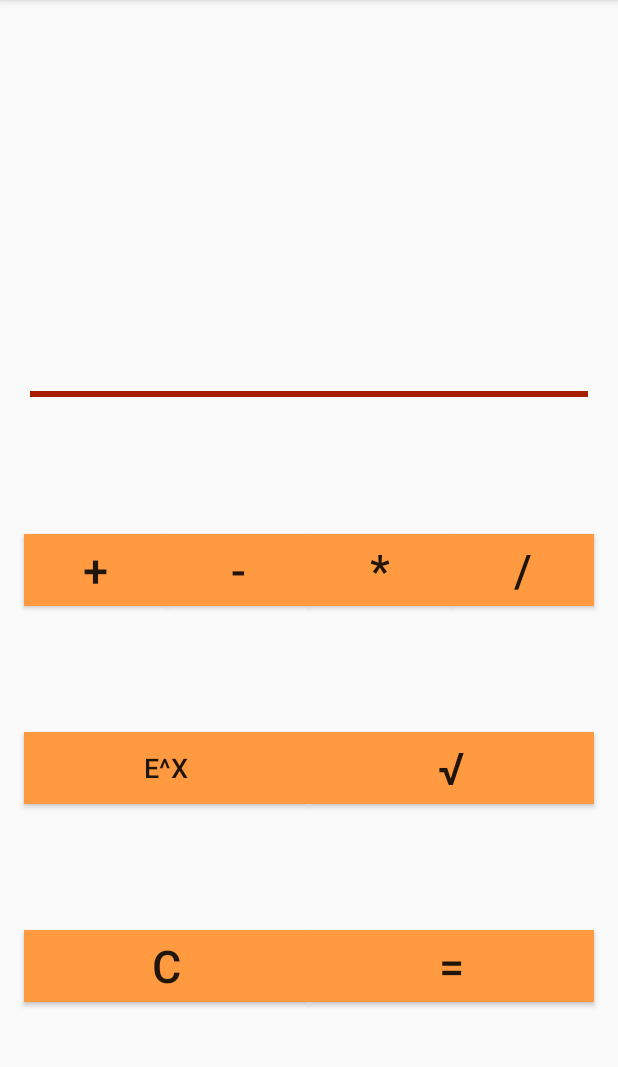
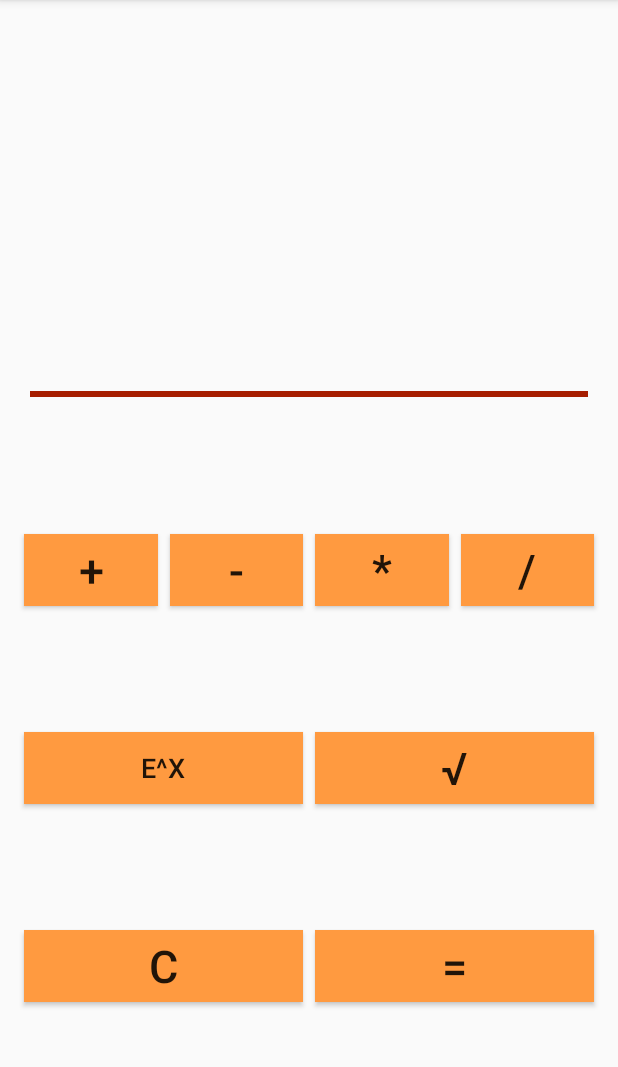
Before and after one commit to Kiatsko/MyCalc, an Android app: the screen it shows after launch (MainActivity), on a phone screen of 412 x 824 dp, the part 84-1151 px from its top. Run offline under Robolectric (Android 15) with nearby library versions, the phone set to English and light mode, and no system bars.

Commit message:
making .apk file 2

```diff
--- a/app/src/main/res/layout/activity_main.xml
+++ b/app/src/main/res/layout/activity_main.xml
@@ -29,6 +29,7 @@
         android:layout_width="0dp"
         android:layout_height="wrap_content"
         android:layout_marginStart="16dp"
+        android:layout_marginEnd="4dp"
         android:layout_marginBottom="16dp"
         android:background="@color/colorPrimary"
         android:fontFamily="sans-serif-medium"
@@ -45,6 +46,7 @@
         android:layout_width="0dp"
         android:layout_height="wrap_content"
         android:layout_marginStart="16dp"
+        android:layout_marginEnd="4dp"
         android:background="@color/colorPrimary"
         android:fontFamily="sans-serif-medium"
         android:text="e^x"
@@ -60,6 +62,7 @@
         android:layout_width="0dp"
         android:layout_height="wrap_content"
         android:layout_marginStart="16dp"
+        android:layout_marginEnd="4dp"
         android:background="@color/colorPrimary"
         android:fontFamily="sans-serif-medium"
         android:text="+"
@@ -94,6 +97,7 @@
         android:id="@+id/buttonDiv"
         android:layout_width="0dp"
         android:layout_height="wrap_content"
+        android:layout_marginStart="4dp"
         android:layout_marginEnd="16dp"
         android:background="@color/colorPrimary"
         android:fontFamily="sans-serif-medium"
@@ -108,6 +112,7 @@
         android:id="@+id/buttonEquals"
         android:layout_width="0dp"
         android:layout_height="wrap_content"
+        android:layout_marginStart="4dp"
         android:layout_marginEnd="16dp"
         android:background="@color/colorPrimary"
         android:fontFamily="sans-serif-medium"
@@ -122,6 +127,8 @@
         android:id="@+id/buttonMult"
         android:layout_width="0dp"
         android:layout_height="wrap_content"
+        android:layout_marginStart="4dp"
+        android:layout_marginEnd="4dp"
         android:background="@color/colorPrimary"
         android:fontFamily="sans-serif-medium"
         android:text="*"
@@ -135,6 +142,8 @@
         android:id="@+id/buttonMinus"
         android:layout_width="0dp"
         android:layout_height="wrap_content"
+        android:layout_marginStart="4dp"
+        android:layout_marginEnd="4dp"
         android:background="@color/colorPrimary"
         android:fontFamily="sans-serif-medium"
         android:text="-"
@@ -148,6 +157,7 @@
         android:id="@+id/buttonSqrt"
         android:layout_width="0dp"
         android:layout_height="wrap_content"
+        android:layout_marginStart="4dp"
         android:layout_marginEnd="16dp"
         android:background="@color/colorPrimary"
         android:fontFamily="sans-serif-medium"
```
